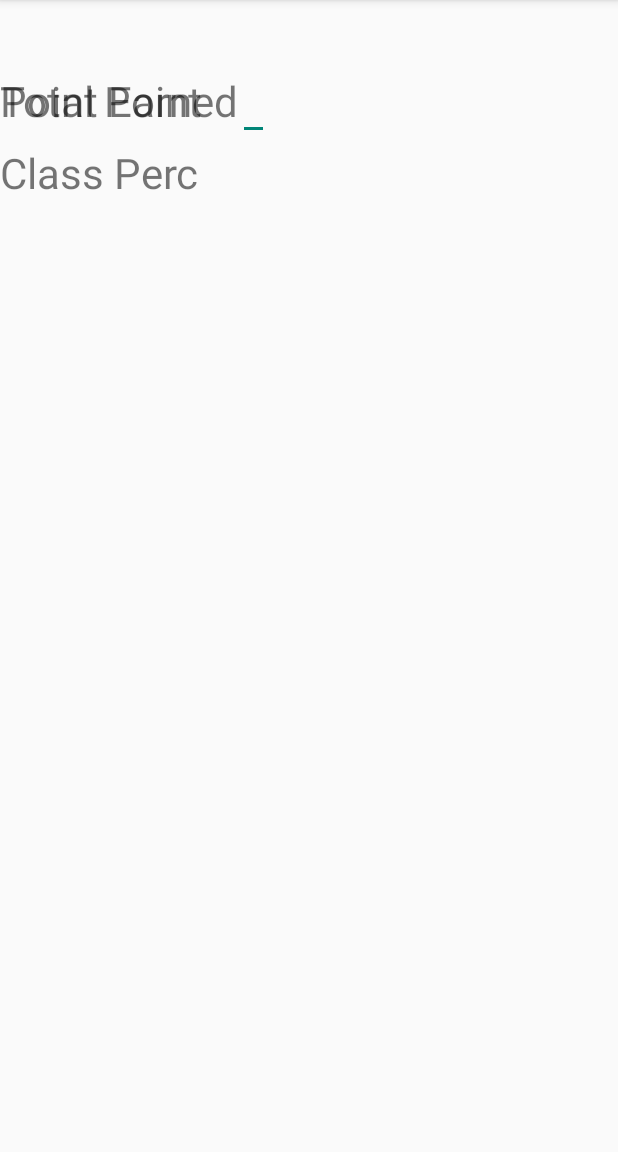
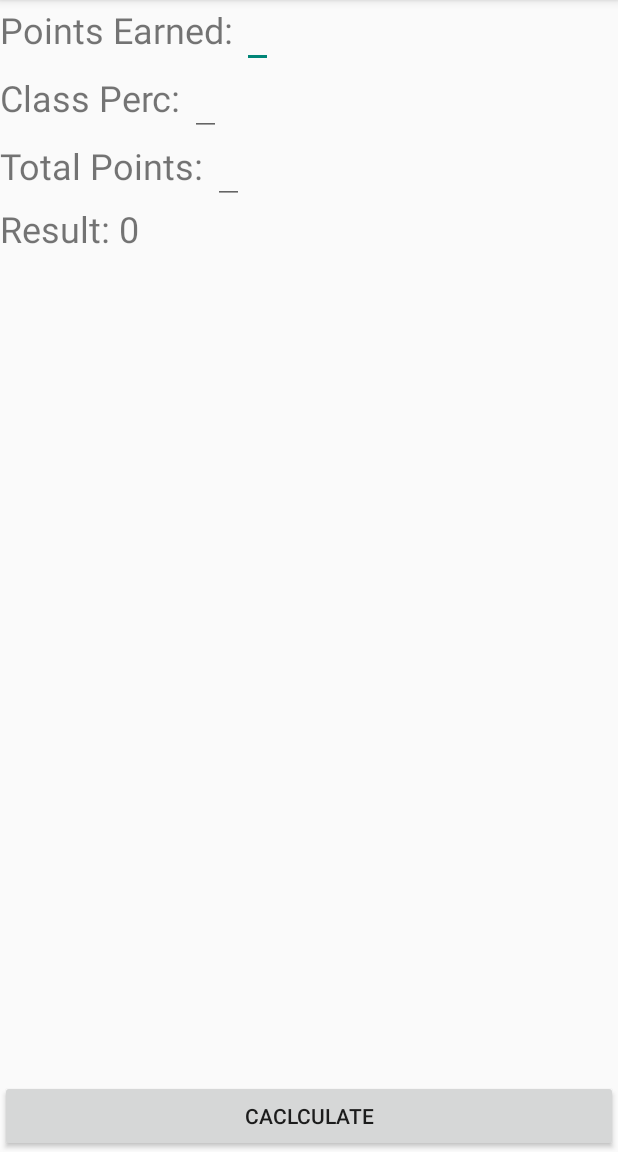
Before and after one commit to shanesarnac/androidApp, an Android app: the Calculate_Point screen opened directly, with no data from a screen before it, on a phone screen of 412 x 824 dp, the part 84-1236 px from its top. Run offline under Robolectric (Android 15) with nearby library versions, the phone set to English and light mode, and no system bars.

Commit message:
I just add all the file

```diff
--- a/app/src/main/java/com/example/fadhilsuhendi/gradeandscheduler/Calculate_Point.java
+++ b/app/src/main/java/com/example/fadhilsuhendi/gradeandscheduler/Calculate_Point.java
@@ -3,12 +3,24 @@ package com.example.fadhilsuhendi.gradeandscheduler;
 
 import android.os.Bundle;
 import android.support.v7.app.ActionBarActivity;
+import android.view.View;
+import android.widget.Button;
+import android.widget.EditText;
+import android.widget.TextView;
 
 
 /**
  * Created by fadhilsuhendi on 10/19/14.
+ * this is where all of the calculation for grade begins
  */
 public class Calculate_Point extends ActionBarActivity {
+
+    private Button calculateButton = null;
+    private EditText pointEarn = null;
+    private EditText classPerc = null;
+    private EditText totalPoint = null;
+    private TextView result = null;
+
 
     @Override
     protected void onCreate(Bundle saveInstanceState) {
@@ -16,5 +28,45 @@ public class Calculate_Point extends ActionBarActivity {
         setContentView(R.layout.calculate_grade_layout);
 
 
+        result = (TextView) findViewById(R.id.result_text);
+        pointEarn = (EditText) findViewById(R.id.point_earned);
+        classPerc = (EditText) findViewById(R.id.class_perc);
+        totalPoint = (EditText) findViewById(R.id.total_points);
+
+        calculateButton = (Button) findViewById(R.id.calculateButton);
+        calculateButton.setOnClickListener(new View.OnClickListener() {
+            @Override
+            public void onClick(View view) {
+
+
+                double resultVal,pt_earned,cl_perc,tot_point;
+
+
+                pt_earned = Double.parseDouble(pointEarn.getText().toString());
+                cl_perc = Double.parseDouble(classPerc.getText().toString());
+                tot_point = Double.parseDouble(totalPoint.getText().toString());
+
+
+
+                resultVal = pt_earned + cl_perc + tot_point;
+
+                result.setText(resultVal + ""); // easy way to convert string
+
+
+
+
+
+
+            }
+        });
+
+
     }
+
+    /*public void calculation() {
+
+
+
+
+    }*/
 }
--- a/app/src/main/res/layout/calculate_grade_layout.xml
+++ b/app/src/main/res/layout/calculate_grade_layout.xml
@@ -1,40 +1,95 @@
 <?xml version="1.0" encoding="utf-8"?>
-
-<RelativeLayout xmlns:android="http://schemas.android.com/apk/res/android"
+<LinearLayout xmlns:android="http://schemas.android.com/apk/res/android"
     android:orientation="vertical" android:layout_width="match_parent"
     android:layout_height="match_parent">
 
+    <LinearLayout
+        android:layout_width="wrap_content"
+        android:layout_height="wrap_content">
+        <TextView
+            android:id="@+id/pointEarned"
+            android:layout_width="wrap_content"
+            android:layout_height="wrap_content"
+            android:text="Points Earned: "
+            android:textSize="24dp"/>
 
-    <TextView
+        <EditText
+            android:id="@+id/point_earned"
+            android:layout_width="wrap_content"
+            android:layout_height="wrap_content"
+            android:inputType="number"
+            />
+        </LinearLayout>
+
+    <LinearLayout
         android:layout_width="wrap_content"
-        android:layout_height="wrap_content"
-        android:text="Point Earned"
-        android:id="@+id/textViewPoint"
-        android:layout_alignParentTop="true"
-        android:layout_alignParentLeft="true"
-        android:layout_alignParentStart="true"
-        android:layout_marginTop="48dp"
-        android:textSize="28dp"/>
-    <TextView
+        android:layout_height="wrap_content">
+        <TextView
+            android:id="@+id/classPerc"
+            android:layout_width="wrap_content"
+            android:layout_height="wrap_content"
+            android:text="Class Perc: "
+            android:textSize="24dp"/>
+
+        <EditText
+            android:id="@+id/class_perc"
+            android:layout_width="wrap_content"
+            android:layout_height="wrap_content"
+            android:inputType="number"/>
+
+    </LinearLayout>
+
+    <LinearLayout
         android:layout_width="wrap_content"
-        android:layout_height="wrap_content"
-        android:text="Class Perc"
-        android:id="@+id/class_perc"
-        android:layout_marginTop="96dp"
-        android:textSize="28dp"/>
-    <TextView
+        android:layout_height="wrap_content">
+        <TextView
+            android:id="@+id/totalPoint"
+            android:layout_width="wrap_content"
+            android:layout_height="wrap_content"
+            android:text="Total Points: "
+            android:textSize="24dp"/>
+
+        <EditText
+            android:id="@+id/total_points"
+            android:layout_width="wrap_content"
+            android:layout_height="wrap_content"
+            android:inputType="number"/>
+
+    </LinearLayout>
+
+    <LinearLayout
         android:layout_width="wrap_content"
-        android:layout_height="wrap_content"
-        android:text="Total Point"
-        android:id="@+id/total_point"
-        android:layout_marginTop="48dp"
-        android:textSize="28dp"/>
+        android:layout_height="wrap_content">
+        <TextView
+            android:id="@+id/resultText"
+            android:layout_width="wrap_content"
+            android:layout_height="wrap_content"
+            android:text="Result: "
+            android:textSize="24dp"/>
 
-    <EditText
-        android:layout_width="wrap_content"
-        android:layout_height="wrap_content"
-        android:id="@+id/point_earned"
-        android:layout_alignTop="@+id/textViewPoint"
-        android:layout_toRightOf="@+id/textViewPoint"
-        android:layout_toEndOf="@+id/textViewPoint"/>
-</RelativeLayout>
+        <TextView
+            android:id="@+id/result_text"
+            android:layout_width="wrap_content"
+            android:layout_height="wrap_content"
+            android:text="0"
+            android:textSize="24dp"/>
+    </LinearLayout>
+
+    <LinearLayout
+        android:layout_width="match_parent"
+        android:layout_height="0dp"
+        android:gravity="bottom"
+        android:layout_weight="1"
+        android:orientation="horizontal">
+        <Button
+            android:id="@+id/calculateButton"
+            android:layout_width="fill_parent"
+            android:layout_height="wrap_content"
+            android:layout_gravity="bottom"
+            android:text="CACLCULATE"
+            android:onClick="onClick"
+
+            />
+    </LinearLayout>
+
+</LinearLayout>
```
Also changed, not shown: app/src/main/java/com/example/fadhilsuhendi/gradeandscheduler/CalculateGrade.java (+11 -2 lines), app/src/main/java/com/example/fadhilsuhendi/gradeandscheduler/Category.java (+50 -12 lines), app/src/main/res/layout/calculate_layout.xml (+9 -3 lines), app/src/main/res/layout/category_layout.xml (+29 -0 lines), 11 other files.
